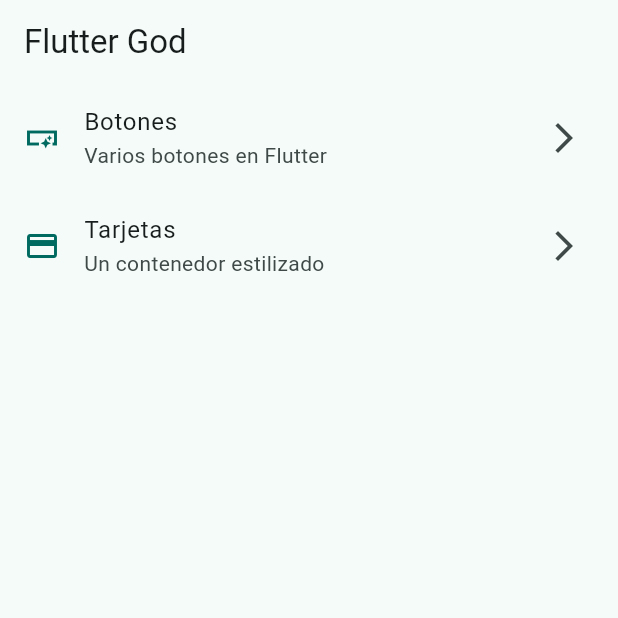
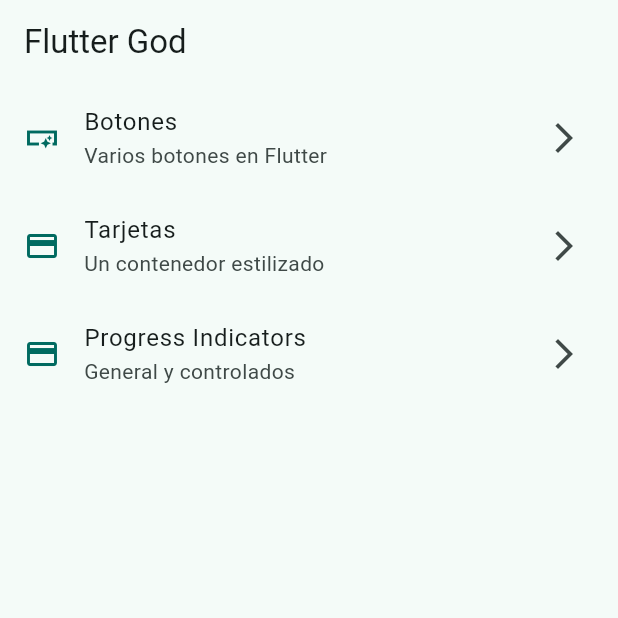
Before and after one commit to JonatanPanjoj/widgets_app, a Flutter app: the screen it shows after launch, on a phone screen of 412 x 824 dp, the top half of it. Run offline on Flutter 3.47's test engine with Material 2 defaults, Android fonts, the phone set to English and light mode, and no system bars; our stand-ins replace go_router.

Commit message:
Progress Indicators finished

```diff
--- a/lib/config/menu/menu_items.dart
+++ b/lib/config/menu/menu_items.dart
@@ -27,4 +27,10 @@ const appMenuItems = <MenuItem> [
     link: '/cards',
     icon: Icons.credit_card,
   ),
+  MenuItem(
+    title: 'Progress Indicators',
+    subTitle: 'General y controlados',
+    link: '/progress',
+    icon: Icons.credit_card,
+  ),
 ];
--- a/lib/config/router/app_router.dart
+++ b/lib/config/router/app_router.dart
@@ -19,5 +19,10 @@ final appRouter = GoRouter(
       name: CardsScreen.name,
       builder: (context, state) => const CardsScreen(),
     ),
+    GoRoute(
+      path: '/progress',
+      name: ProgressScreen.name,
+      builder: (context, state) => const ProgressScreen(),
+    ),
   ]
 );
```
Also changed, not shown: lib/presentation/screens/progress/progress_screen.dart (+59 -1 lines).
